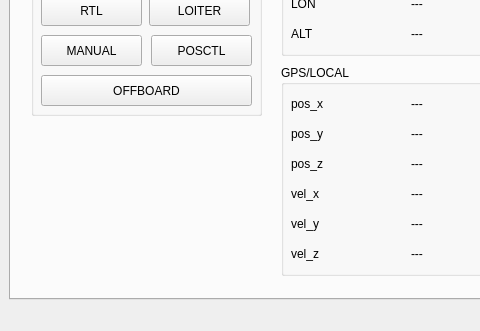
Qt form ui/main_window.ui (chenc159/outdoor_gcs) before a commit; both pictures show x 0 to 480 and y 399 to 730 of the 850 by 730 pixel window.
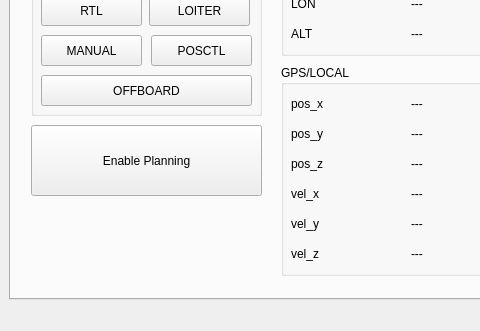
The same form after that commit. Icons and pictures are not drawn.

```diff
--- a/ui/main_window.ui
+++ b/ui/main_window.ui
@@ -971,6 +971,19 @@
          </property>
         </widget>
        </widget>
+       <widget class="QPushButton" name="Enable_Planning">
+        <property name="geometry">
+         <rect>
+          <x>20</x>
+          <y>470</y>
+          <width>231</width>
+          <height>71</height>
+         </rect>
+        </property>
+        <property name="text">
+         <string>Enable Planning</string>
+        </property>
+       </widget>
       </widget>
      </widget>
     </item>
```
